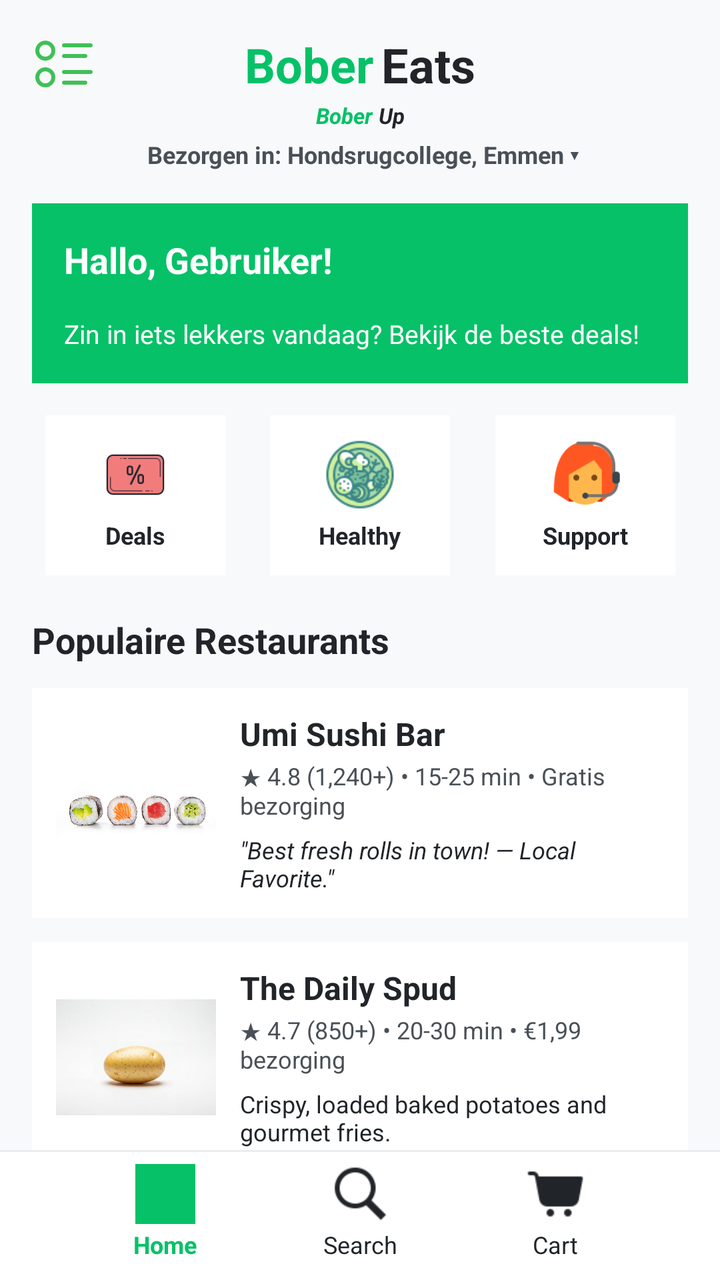
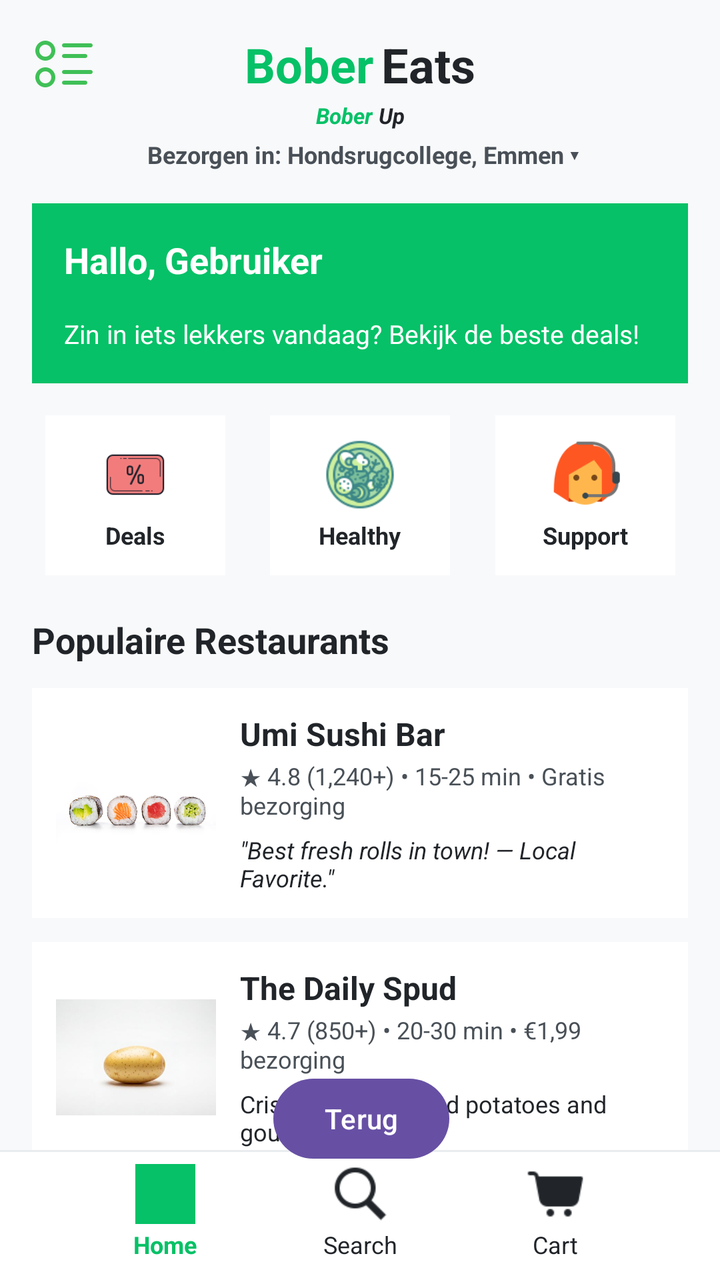

Screens rendered from an Android XML layout before and after an edit, with the pre-edit source and the edit as a unified diff.
<!-- AndroidManifest.xml: application theme Theme.AndriodprojectBoberEats -->
<!-- res/layout/activity_main2.xml -->
<?xml version="1.0" encoding="utf-8"?>
<androidx.constraintlayout.widget.ConstraintLayout xmlns:android="http://schemas.android.com/apk/res/android"
    xmlns:app="http://schemas.android.com/apk/res-auto"
    xmlns:tools="http://schemas.android.com/tools"
    android:id="@+id/main"
    android:layout_width="match_parent"
    android:layout_height="match_parent"
    android:background="#F8F9FA"
    tools:context=".MainActivity2"
    tools:ignore="UseCompoundDrawables,TextContrastCheck,ImageContrastCheck,HardcodedText,UnnecessarySymbol">

    <ImageView
        android:id="@+id/btnMenu"
        android:layout_width="32dp"
        android:layout_height="32dp"
        android:layout_marginStart="16dp"
        android:layout_marginTop="16dp"
        android:contentDescription="@null"
        app:layout_constraintStart_toStartOf="parent"
        app:layout_constraintTop_toTopOf="parent"
        app:srcCompat="@drawable/icons8_menu_96"
        tools:ignore="ImageContrastCheck" />

    
    <TextView
        android:id="@+id/tvLogoBober"
        android:layout_width="wrap_content"
        android:layout_height="wrap_content"
        android:text="Bober"
        android:textColor="#06C167"
        android:textSize="24sp"
        android:textStyle="bold"
        app:layout_constraintEnd_toStartOf="@+id/tvLogoEats"
        app:layout_constraintHorizontal_chainStyle="packed"
        app:layout_constraintStart_toStartOf="parent"
        app:layout_constraintTop_toTopOf="@+id/btnMenu"
        tools:ignore="TextContrastCheck" />

    
    <TextView
        android:id="@+id/tvLogoEats"
        android:layout_width="wrap_content"
        android:layout_height="wrap_content"
        android:layout_marginStart="4dp"
        android:text="Eats"
        android:textColor="#212529"
        android:textSize="24sp"
        android:textStyle="bold"
        app:layout_constraintBottom_toBottomOf="@+id/tvLogoBober"
        app:layout_constraintEnd_toEndOf="parent"
        app:layout_constraintStart_toEndOf="@+id/tvLogoBober"
        app:layout_constraintTop_toTopOf="@+id/tvLogoBober" />

    
    <TextView
        android:id="@+id/tvSloganBober"
        android:layout_width="wrap_content"
        android:layout_height="wrap_content"
        android:layout_marginTop="2dp"
        android:text="Bober"
        android:textColor="#06C167"
        android:textSize="11sp"
        android:textStyle="bold|italic"
        app:layout_constraintEnd_toStartOf="@+id/tvSloganUp"
        app:layout_constraintHorizontal_chainStyle="packed"
        app:layout_constraintStart_toStartOf="parent"
        app:layout_constraintTop_toBottomOf="@+id/tvLogoBober"
        tools:ignore="TextContrastCheck" />

    <TextView
        android:id="@+id/tvSloganUp"
        android:layout_width="wrap_content"
        android:layout_height="wrap_content"
        android:layout_marginStart="3dp"
        android:text="Up"
        android:textColor="#212529"
        android:textSize="11sp"
        android:textStyle="bold|italic"
        app:layout_constraintBottom_toBottomOf="@+id/tvSloganBober"
        app:layout_constraintEnd_toEndOf="parent"
        app:layout_constraintStart_toEndOf="@+id/tvSloganBober"
        app:layout_constraintTop_toTopOf="@+id/tvSloganBober" />

    <TextView
        android:id="@+id/tvLocation"
        android:layout_width="wrap_content"
        android:layout_height="wrap_content"
        android:layout_marginTop="4dp"
        android:text=" Bezorgen in: Hondsrugcollege, Emmen ▾"
        android:textColor="#495057"
        android:textSize="12sp"
        android:textStyle="bold"
        app:layout_constraintEnd_toEndOf="parent"
        app:layout_constraintStart_toStartOf="parent"
        app:layout_constraintTop_toBottomOf="@+id/tvSloganBober" />

    <View
        android:id="@+id/promoBg"
        android:layout_width="0dp"
        android:layout_height="0dp"
        android:layout_marginStart="16dp"
        android:layout_marginTop="16dp"
        android:layout_marginEnd="16dp"
        android:background="#06C167"
        app:layout_constraintBottom_toBottomOf="@+id/tvPromoSub"
        app:layout_constraintEnd_toEndOf="parent"
        app:layout_constraintStart_toStartOf="parent"
        app:layout_constraintTop_toBottomOf="@+id/tvLocation" />

    <TextView
        android:id="@+id/tvPromoTitle"
        android:layout_width="0dp"
        android:layout_height="wrap_content"
        android:layout_marginStart="32dp"
        android:layout_marginTop="32dp"
        android:layout_marginEnd="32dp"
        android:text="Hallo, Gebruiker! "
        android:textColor="#FFFFFF"
        android:textSize="18sp"
        android:textStyle="bold"
        app:layout_constraintEnd_toEndOf="parent"
        app:layout_constraintHorizontal_bias="0.0"
        app:layout_constraintStart_toStartOf="parent"
        app:layout_constraintTop_toBottomOf="@+id/tvLocation"
        tools:ignore="TextContrastCheck" />

    <TextView
        android:id="@+id/tvPromoSub"
        android:layout_width="0dp"
        android:layout_height="wrap_content"
        android:layout_marginTop="16dp"
        android:paddingBottom="16dp"
        android:text="Zin in iets lekkers vandaag? Bekijk de beste deals!"
        android:textColor="#FFFFFF"
        android:textSize="13sp"
        app:layout_constraintEnd_toEndOf="@+id/tvPromoTitle"
        app:layout_constraintHorizontal_bias="0.0"
        app:layout_constraintStart_toStartOf="@+id/tvPromoTitle"
        app:layout_constraintTop_toBottomOf="@+id/tvPromoTitle"
        tools:ignore="TextContrastCheck" />

    <LinearLayout
        android:id="@+id/catDeals"
        android:layout_width="90dp"
        android:layout_height="80dp"
        android:layout_marginTop="16dp"
        android:background="#FFFFFF"
        android:gravity="center"
        android:orientation="vertical"
        app:layout_constraintEnd_toStartOf="@+id/catHealthy"
        app:layout_constraintHorizontal_bias="0.5"
        app:layout_constraintStart_toStartOf="parent"
        app:layout_constraintTop_toBottomOf="@+id/promoBg">

        <ImageView
            android:layout_width="36dp"
            android:layout_height="36dp"
            android:contentDescription="@null"
            app:srcCompat="@drawable/icons8_coupon_100" />

        <TextView
            android:layout_width="wrap_content"
            android:layout_height="wrap_content"
            android:layout_marginTop="4dp"
            android:text="Deals"
            android:textColor="#212529"
            android:textSize="12sp"
            android:textStyle="bold" />
    </LinearLayout>

    <LinearLayout
        android:id="@+id/catHealthy"
        android:layout_width="90dp"
        android:layout_height="80dp"
        android:background="#FFFFFF"
        android:gravity="center"
        android:orientation="vertical"
        app:layout_constraintBottom_toBottomOf="@+id/catDeals"
        app:layout_constraintEnd_toStartOf="@+id/catSupport"
        app:layout_constraintHorizontal_bias="0.5"
        app:layout_constraintStart_toEndOf="@+id/catDeals"
        app:layout_constraintTop_toTopOf="@+id/catDeals">

        <ImageView
            android:layout_width="36dp"
            android:layout_height="36dp"
            android:contentDescription="@null"
            app:srcCompat="@drawable/icons8_salad_64" />

        <TextView
            android:layout_width="wrap_content"
            android:layout_height="wrap_content"
            android:layout_marginTop="4dp"
            android:text="Healthy"
            android:textColor="#212529"
            android:textSize="12sp"
            android:textStyle="bold" />
    </LinearLayout>

    <LinearLayout
        android:id="@+id/catSupport"
        android:layout_width="90dp"
        android:layout_height="80dp"
        android:background="#FFFFFF"
        android:gravity="center"
        android:orientation="vertical"
        app:layout_constraintBottom_toBottomOf="@+id/catHealthy"
        app:layout_constraintEnd_toEndOf="parent"
        app:layout_constraintHorizontal_bias="0.5"
        app:layout_constraintStart_toEndOf="@+id/catHealthy"
        app:layout_constraintTop_toTopOf="@+id/catHealthy">

        <ImageView
            android:layout_width="36dp"
            android:layout_height="36dp"
            android:contentDescription="@null"
            app:srcCompat="@drawable/icons8_support_96" />

        <TextView
            android:layout_width="wrap_content"
            android:layout_height="wrap_content"
            android:layout_marginTop="4dp"
            android:text="Support"
            android:textColor="#212529"
            android:textSize="12sp"
            android:textStyle="bold" />
    </LinearLayout>

    <TextView
        android:id="@+id/tvPopulaireTitel"
        android:layout_width="wrap_content"
        android:layout_height="wrap_content"
        android:layout_marginStart="16dp"
        android:layout_marginTop="20dp"
        android:text="Populaire Restaurants "
        android:textColor="#212529"
        android:textSize="18sp"
        android:textStyle="bold"
        app:layout_constraintStart_toStartOf="parent"
        app:layout_constraintTop_toBottomOf="@+id/catDeals" />

    <androidx.constraintlayout.widget.ConstraintLayout
        android:id="@+id/cardRestaurant1"
        android:layout_width="0dp"
        android:layout_height="wrap_content"
        android:layout_marginStart="16dp"
        android:layout_marginTop="12dp"
        android:layout_marginEnd="16dp"
        android:background="#FFFFFF"
        android:padding="12dp"
        app:layout_constraintEnd_toEndOf="parent"
        app:layout_constraintStart_toStartOf="parent"
        app:layout_constraintTop_toBottomOf="@+id/tvPopulaireTitel">

        <ImageView
            android:id="@+id/imgUmi"
            android:layout_width="80dp"
            android:layout_height="80dp"
            android:contentDescription="@null"
            app:layout_constraintBottom_toBottomOf="parent"
            app:layout_constraintStart_toStartOf="parent"
            app:layout_constraintTop_toTopOf="parent"
            app:srcCompat="@drawable/schermafbeelding_2026_09_29_111956"
            tools:ignore="ImageContrastCheck" />

        <TextView
            android:id="@+id/tvUmiTitle"
            android:layout_width="0dp"
            android:layout_height="wrap_content"
            android:layout_marginStart="12dp"
            android:text="Umi Sushi Bar"
            android:textColor="#212529"
            android:textSize="16sp"
            android:textStyle="bold"
            app:layout_constraintEnd_toEndOf="parent"
            app:layout_constraintStart_toEndOf="@+id/imgUmi"
            app:layout_constraintTop_toTopOf="parent" />

        <TextView
            android:id="@+id/tvUmiDetails"
            android:layout_width="0dp"
            android:layout_height="wrap_content"
            android:layout_marginTop="2dp"
            android:text="★ 4.8 (1,240+) • 15-25 min • Gratis bezorging"
            android:textColor="#495057"
            android:textSize="12sp"
            app:layout_constraintEnd_toEndOf="parent"
            app:layout_constraintStart_toStartOf="@+id/tvUmiTitle"
            app:layout_constraintTop_toBottomOf="@+id/tvUmiTitle" />

        <TextView
            android:id="@+id/tvUmiReview"
            android:layout_width="0dp"
            android:layout_height="wrap_content"
            android:layout_marginTop="6dp"
            android:text="&quot;Best fresh rolls in town! — Local Favorite.&quot;"
            android:textColor="#212529"
            android:textSize="12sp"
            android:textStyle="italic"
            app:layout_constraintEnd_toEndOf="parent"
            app:layout_constraintStart_toStartOf="@+id/tvUmiTitle"
            app:layout_constraintTop_toBottomOf="@+id/tvUmiDetails" />
    </androidx.constraintlayout.widget.ConstraintLayout>

    <androidx.constraintlayout.widget.ConstraintLayout
        android:id="@+id/cardRestaurant2"
        android:layout_width="0dp"
        android:layout_height="wrap_content"
        android:layout_marginStart="16dp"
        android:layout_marginTop="12dp"
        android:layout_marginEnd="16dp"
        android:background="#FFFFFF"
        android:padding="12dp"
        app:layout_constraintEnd_toEndOf="parent"
        app:layout_constraintStart_toStartOf="parent"
        app:layout_constraintTop_toBottomOf="@+id/cardRestaurant1">

        <ImageView
            android:id="@+id/imgSpud"
            android:layout_width="80dp"
            android:layout_height="80dp"
            android:contentDescription="@null"
            app:layout_constraintBottom_toBottomOf="parent"
            app:layout_constraintStart_toStartOf="parent"
            app:layout_constraintTop_toTopOf="parent"
            app:srcCompat="@drawable/schermafbeelding_2026_09_29_113328"
            tools:ignore="ImageContrastCheck" />

        <TextView
            android:id="@+id/tvSpudTitle"
            android:layout_width="0dp"
            android:layout_height="wrap_content"
            android:layout_marginStart="12dp"
            android:text="The Daily Spud"
            android:textColor="#212529"
            android:textSize="16sp"
            android:textStyle="bold"
            app:layout_constraintEnd_toEndOf="parent"
            app:layout_constraintStart_toEndOf="@+id/imgSpud"
            app:layout_constraintTop_toTopOf="parent" />

        <TextView
            android:id="@+id/tvSpudDetails"
            android:layout_width="0dp"
            android:layout_height="wrap_content"
            android:layout_marginTop="2dp"
            android:text="★ 4.7 (850+) • 20-30 min • €1,99 bezorging"
            android:textColor="#495057"
            android:textSize="12sp"
            app:layout_constraintEnd_toEndOf="parent"
            app:layout_constraintStart_toStartOf="@+id/tvSpudTitle"
            app:layout_constraintTop_toBottomOf="@+id/tvSpudTitle" />

        <TextView
            android:id="@+id/tvSpudDesc"
            android:layout_width="0dp"
            android:layout_height="wrap_content"
            android:layout_marginTop="6dp"
            android:text="Crispy, loaded baked potatoes and gourmet fries."
            android:textColor="#212529"
            android:textSize="12sp"
            app:layout_constraintEnd_toEndOf="parent"
            app:layout_constraintStart_toStartOf="@+id/tvSpudTitle"
            app:layout_constraintTop_toBottomOf="@+id/tvSpudDetails" />
    </androidx.constraintlayout.widget.ConstraintLayout>

    <View
        android:id="@+id/bottomNavBg"
        android:layout_width="0dp"
        android:layout_height="64dp"
        android:background="#FFFFFF"
        app:layout_constraintBottom_toBottomOf="parent"
        app:layout_constraintEnd_toEndOf="parent"
        app:layout_constraintStart_toStartOf="parent" />

    <View
        android:id="@+id/bottomNavDivider"
        android:layout_width="0dp"
        android:layout_height="1dp"
        android:background="#E9ECEF"
        app:layout_constraintBottom_toTopOf="@+id/bottomNavBg"
        app:layout_constraintEnd_toEndOf="parent"
        app:layout_constraintStart_toStartOf="parent" />

    <ImageView
        android:id="@+id/navHomeIcon"
        android:layout_width="30dp"
        android:layout_height="30dp"
        android:layout_marginTop="6dp"
        android:contentDescription="@null"
        app:layout_constraintEnd_toStartOf="@+id/navSearchIcon"
        app:layout_constraintHorizontal_bias="0.5"
        app:layout_constraintStart_toStartOf="parent"
        app:layout_constraintTop_toTopOf="@+id/bottomNavBg"
        app:srcCompat="@drawable/schermafbeelding_2026_09_29_114113"
        app:tint="#06C167"
        tools:ignore="ImageContrastCheck" />

    <TextView
        android:id="@+id/navHomeText"
        android:layout_width="wrap_content"
        android:layout_height="wrap_content"
        android:layout_marginTop="2dp"
        android:text="Home"
        android:textColor="#06C167"
        android:textSize="12sp"
        android:textStyle="bold"
        app:layout_constraintEnd_toEndOf="@+id/navHomeIcon"
        app:layout_constraintStart_toStartOf="@+id/navHomeIcon"
        app:layout_constraintTop_toBottomOf="@+id/navHomeIcon"
        tools:ignore="TextContrastCheck" />

    <ImageView
        android:id="@+id/navSearchIcon"
        android:layout_width="30dp"
        android:layout_height="30dp"
        android:contentDescription="@null"
        app:layout_constraintBottom_toBottomOf="@+id/navHomeIcon"
        app:layout_constraintEnd_toStartOf="@+id/navCartIcon"
        app:layout_constraintHorizontal_bias="0.5"
        app:layout_constraintStart_toEndOf="@+id/navHomeIcon"
        app:layout_constraintTop_toTopOf="@+id/navHomeIcon"
        app:srcCompat="@drawable/icons8_search_50"
        app:tint="#212529" />

    <TextView
        android:id="@+id/navSearchText"
        android:layout_width="wrap_content"
        android:layout_height="wrap_content"
        android:layout_marginTop="2dp"
        android:text="Search"
        android:textColor="#212529"
        android:textSize="12sp"
        app:layout_constraintEnd_toEndOf="@+id/navSearchIcon"
        app:layout_constraintStart_toStartOf="@+id/navSearchIcon"
        app:layout_constraintTop_toBottomOf="@+id/navSearchIcon" />

    <ImageView
        android:id="@+id/navCartIcon"
        android:layout_width="30dp"
        android:layout_height="30dp"
        android:contentDescription="@null"
        app:layout_constraintBottom_toBottomOf="@+id/navSearchIcon"
        app:layout_constraintEnd_toEndOf="parent"
        app:layout_constraintHorizontal_bias="0.5"
        app:layout_constraintStart_toEndOf="@+id/navSearchIcon"
        app:layout_constraintTop_toTopOf="@+id/navSearchIcon"
        app:srcCompat="@drawable/icons8_cart_48"
        app:tint="#212529" />

    <TextView
        android:id="@+id/navCartText"
        android:layout_width="wrap_content"
        android:layout_height="wrap_content"
        android:layout_marginTop="2dp"
        android:text="Cart"
        android:textColor="#212529"
        android:textSize="12sp"
        app:layout_constraintEnd_toEndOf="@+id/navCartIcon"
        app:layout_constraintStart_toStartOf="@+id/navCartIcon"
        app:layout_constraintTop_toBottomOf="@+id/navCartIcon" />

</androidx.constraintlayout.widget.ConstraintLayout>
<!-- resources referenced by this layout -->
<resources>
  <!-- drawable icons8_cart_48: png bitmap (drawable, 568 bytes) -->
  <!-- drawable icons8_coupon_100: png bitmap (drawable, 1643 bytes) -->
  <!-- drawable icons8_menu_96: png bitmap (drawable, 1027 bytes) -->
  <!-- drawable icons8_salad_64: png bitmap (drawable, 4606 bytes) -->
  <!-- drawable icons8_search_50: png bitmap (drawable, 949 bytes) -->
  <!-- drawable icons8_support_96: png bitmap (drawable, 2517 bytes) -->
  <!-- drawable schermafbeelding_2026_09_29_111956: png bitmap (drawable, 116883 bytes) -->
  <!-- drawable schermafbeelding_2026_09_29_113328: png bitmap (drawable, 46864 bytes) -->
  <!-- drawable schermafbeelding_2026_09_29_114113: png bitmap (drawable, 20989 bytes) -->
  <style name="Theme.AndriodprojectBoberEats" parent="Base.Theme.AndriodprojectBoberEats" />
  <style name="Base.Theme.AndriodprojectBoberEats" parent="Theme.Material3.DayNight.NoActionBar">
          
          
      </style>
</resources>

<!-- the commit's change to res/layout/activity_main2.xml (unified diff, before → after) -->
@@ -114,7 +114,7 @@
         android:layout_marginStart="32dp"
         android:layout_marginTop="32dp"
         android:layout_marginEnd="32dp"
-        android:text="Hallo, Gebruiker! "
+        android:text="Hallo, Gebruiker "
         android:textColor="#FFFFFF"
         android:textSize="18sp"
         android:textStyle="bold"
@@ -460,4 +460,16 @@
         app:layout_constraintStart_toStartOf="@+id/navCartIcon"
         app:layout_constraintTop_toBottomOf="@+id/navCartIcon" />
 
+    <Button
+        android:id="@+id/button2"
+        android:layout_width="wrap_content"
+        android:layout_height="wrap_content"
+        android:text="Terug"
+        app:layout_constraintBottom_toBottomOf="parent"
+        app:layout_constraintEnd_toEndOf="parent"
+        app:layout_constraintHorizontal_bias="0.503"
+        app:layout_constraintStart_toStartOf="parent"
+        app:layout_constraintTop_toTopOf="parent"
+        app:layout_constraintVertical_bias="0.904" />
+
 </androidx.constraintlayout.widget.ConstraintLayout>
